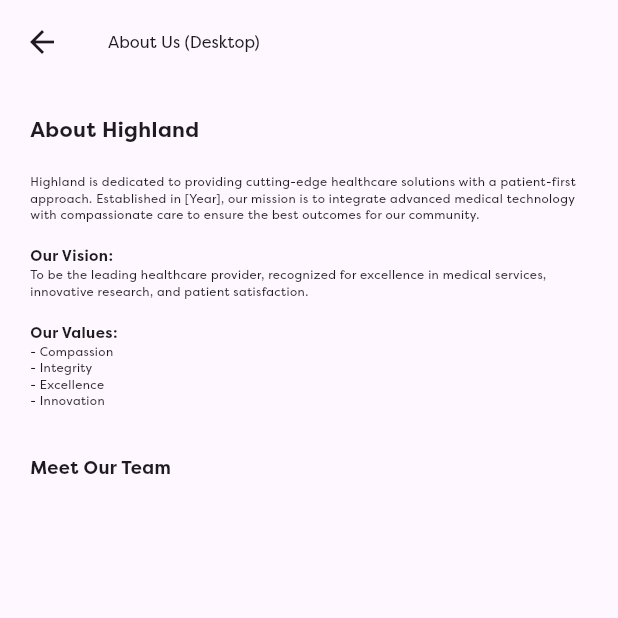
After one commit to AvanzoCyberSecuritySolutions/Highland-website, a Flutter app: the DesktopLayoutAboutUs screen opened directly, on a phone screen of 412 x 824 dp, the top half of it. The commit adds this screen. Run offline on Flutter 3.47's test engine with Material 3 defaults, Android fonts, the phone set to English and light mode, and no system bars; our stand-ins replace file_picker, flutter_map, flutter_svg, geolocator, latlong2, permission_handler; missing offline and left inert: dart:html, mailer; project files that could hold a hidden picture were left out.

Commit message:
seo_update

```diff
--- a/lib/main.dart
+++ b/lib/main.dart
@@ -1,14 +1,116 @@
+// import 'dart:math';
+// import 'package:flutter/material.dart';
+
+// import 'package:flutter_highland/booking_patient_controller.dart';
+// import 'package:flutter_highland/feedback_controller.dart';
+
+// import 'package:flutter_highland/highland_home.dart';
+// import 'package:flutter_highland/newbooking_appoint_controller.dart';
+
+// import 'package:flutter_highland/responsive.dart';
+
+// import 'package:provider/provider.dart';
+
+// // ScaleSize class to adjust text scaling
+// class ScaleSize {
+//   static double textScaleFactor(BuildContext context,
+//       {double maxTextScaleFactor = 1}) {
+//     final width = MediaQuery.of(context).size.width;
+//     double val = (width / 1400) * maxTextScaleFactor;
+//     return max(0.5, min(val, maxTextScaleFactor));
+//   }
+// }
+
+// void main() {
+//   runApp(
+//     MultiProvider(
+//       providers: [
+//         ChangeNotifierProvider(create: (_) => FeedbackController()),
+//         ChangeNotifierProvider(create: (_) => Newbookingappointcontroller()),
+//         Provider<BookingPatientController>(
+//           create: (_) => BookingPatientController(),
+//         ),
+//       ],
+//       child: const MainScreen(),
+//     ),
+//   );
+// }
+
+// // ✅ MainScreen widget with Global Responsiveness
+// class MainScreen extends StatelessWidget {
+//   const MainScreen({super.key});
+
+//   @override
+//   Widget build(BuildContext context) {
+//     final textScaleFactor = ScaleSize.textScaleFactor(context);
+
+//     return MaterialApp(
+//       title: 'Highland',
+//       builder: (context, child) {
+//         return MediaQuery(
+//           data: MediaQuery.of(context).copyWith(
+//             textScaleFactor: textScaleFactor,
+//           ),
+//           child: child!,
+//         );
+//       },
+//       theme: ThemeData(
+//         fontFamily: 'Filson Pro',
+//       ),
+//       debugShowCheckedModeBanner: false,
+
+//       // ✅ Use Responsive Wrapper for All Pages
+//       home: Responsive(
+//         mobile: MobileLayout(),
+//         tablet: TabletLayout(),
+//         desktop: DesktopLayout(),
+//       ),
+//     );
+//   }
+// }
+
+// // ✅ Different Layouts (Applies Responsiveness to All Pages)
+// class MobileLayout extends StatelessWidget {
+//   @override
+//   Widget build(BuildContext context) {
+//     return Scaffold(
+//       // appBar: AppBar(title: Text("Highland (Mobile)")),
+//       body: Highlandhome(),
+//     );
+//   }
+// }
+
+// class TabletLayout extends StatelessWidget {
+//   @override
+//   Widget build(BuildContext context) {
+//     return Scaffold(
+//       // appBar: AppBar(title: Text("Highland (Tablet)")),
+//       body: Highlandhome(),
+//     );
+//   }
+// }
+
+// class DesktopLayout extends StatelessWidget {
+//   @override
+//   Widget build(BuildContext context) {
+//     return Scaffold(
+//       //  appBar: AppBar(title: Text("Highland (Desktop)")),
+//       body: Highlandhome(),
+//     );
+//   }
+// }
+// lib/main.dart
 import 'dart:math';
 import 'package:flutter/material.dart';
+import 'package:flutter_highland/seo_web/about_us_page_wrapper.dart';
+import 'package:flutter_highland/seo_web/seo_helper.dart';
+import 'package:flutter_web_plugins/url_strategy.dart';
 
 import 'package:flutter_highland/booking_patient_controller.dart';
 import 'package:flutter_highland/feedback_controller.dart';
-
 import 'package:flutter_highland/highland_home.dart';
 import 'package:flutter_highland/newbooking_appoint_controller.dart';
-
 import 'package:flutter_highland/responsive.dart';
-
 import 'package:provider/provider.dart';
 
 // ScaleSize class to adjust text scaling
@@ -22,6 +124,7 @@ class ScaleSize {
 }
 
 void main() {
+  usePathUrlStrategy(); // For SEO-friendly URLs
   runApp(
     MultiProvider(
       providers: [
@@ -36,7 +139,6 @@ void main() {
   );
 }
 
-// ✅ MainScreen widget with Global Responsiveness
 class MainScreen extends StatelessWidget {
   const MainScreen({super.key});
 
@@ -45,7 +147,7 @@ class MainScreen extends StatelessWidget {
     final textScaleFactor = ScaleSize.textScaleFactor(context);
 
     return MaterialApp(
-      title: 'Highland',
+      title: 'Highland', // General app title
       builder: (context, child) {
         return MediaQuery(
           data: MediaQuery.of(context).copyWith(
@@ -59,42 +161,63 @@ class MainScreen extends StatelessWidget {
       ),
       debugShowCheckedModeBanner: false,
 
-      // ✅ Use Responsive Wrapper for All Pages
-      home: Responsive(
-        mobile: MobileLayout(),
-        tablet: TabletLayout(),
-        desktop: DesktopLayout(),
-      ),
+      initialRoute: '/',
+      routes: {
+        '/': (context) => const HighlandHomePageWrapper(),
+        '/about': (context) =>
+            const AboutUsPageWrapper(), // <<< NEW: Your About Us route
+        // Add other routes here as you create more pages
+      },
     );
   }
 }
 
-// ✅ Different Layouts (Applies Responsiveness to All Pages)
-class MobileLayout extends StatelessWidget {
+class HighlandHomePageWrapper extends StatelessWidget {
+  const HighlandHomePageWrapper({super.key});
+
+  @override
+  Widget build(BuildContext context) {
+    updateSeoMeta(
+      title: 'Highland - Your Premier Healthcare Partner',
+      description:
+          'Discover comprehensive healthcare services, book appointments, and get feedback at Highland. Providing top-tier patient care and medical solutions.',
+      image: 'https://highland.com/assets/highland_logo_social.png',
+      url: 'https://highland.com/',
+    );
+
+    return Responsive(
+      mobile: MobileLayoutHighlandHome(),
+      tablet: TabletLayoutHighlandHome(),
+      desktop: DesktopLayoutHighlandHome(),
+    );
+  }
+}
+
+class MobileLayoutHighlandHome extends StatelessWidget {
   @override
   Widget build(BuildContext context) {
     return Scaffold(
-      // appBar: AppBar(title: Text("Highland (Mobile)")),
+      // appBar: AppBar(title: Text("Highland (Mobile)")), // Uncomment if you want an AppBar here
       body: Highlandhome(),
     );
   }
 }
 
-class TabletLayout extends StatelessWidget {
+class TabletLayoutHighlandHome extends StatelessWidget {
   @override
   Widget build(BuildContext context) {
     return Scaffold(
-      // appBar: AppBar(title: Text("Highland (Tablet)")),
+      // appBar: AppBar(title: Text("Highland (Tablet)")), // Uncomment if you want an AppBar here
       body: Highlandhome(),
     );
   }
 }
 
-class DesktopLayout extends StatelessWidget {
+class DesktopLayoutHighlandHome extends StatelessWidget {
   @override
   Widget build(BuildContext context) {
     return Scaffold(
-      //  appBar: AppBar(title: Text("Highland (Desktop)")),
+      // appBar: AppBar(title: Text("Highland (Desktop)")), // Uncomment if you want an AppBar here
       body: Highlandhome(),
     );
   }
--- /dev/null
+++ b/lib/seo_web/about_us_content.dart
@@ -0,0 +1,57 @@
+import 'package:flutter/material.dart';
+
+class AboutUsContent extends StatelessWidget {
+  const AboutUsContent({super.key});
+
+  @override
+  Widget build(BuildContext context) {
+    return SingleChildScrollView(
+      padding: const EdgeInsets.all(20.0),
+      child: Column(
+        crossAxisAlignment: CrossAxisAlignment.start,
+        children: const [
+          Text(
+            'About Highland',
+            style: TextStyle(fontSize: 28, fontWeight: FontWeight.bold),
+          ),
+          SizedBox(height: 20),
+          Text(
+            'Highland is dedicated to providing cutting-edge healthcare solutions '
+            'with a patient-first approach. Established in [Year], our mission '
+            'is to integrate advanced medical technology with compassionate care '
+            'to ensure the best outcomes for our community.',
+            style: TextStyle(fontSize: 16),
+          ),
+          SizedBox(height: 15),
+          Text(
+            'Our Vision:',
+            style: TextStyle(fontSize: 20, fontWeight: FontWeight.bold),
+          ),
+          Text(
+            'To be the leading healthcare provider, recognized for excellence '
+            'in medical services, innovative research, and patient satisfaction.',
+            style: TextStyle(fontSize: 16),
+          ),
+          SizedBox(height: 15),
+          Text(
+            'Our Values:',
+            style: TextStyle(fontSize: 20, fontWeight: FontWeight.bold),
+          ),
+          Text(
+            '- Compassion\n'
+            '- Integrity\n'
+            '- Excellence\n'
+            '- Innovation',
+            style: TextStyle(fontSize: 16),
+          ),
+          SizedBox(height: 30),
+          Text(
+            'Meet Our Team',
+            style: TextStyle(fontSize: 24, fontWeight: FontWeight.bold),
+          ),
+          // ... your team members or other content
+        ],
+      ),
+    );
+  }
+}
--- /dev/null
+++ b/lib/seo_web/about_us_page_wrapper.dart
@@ -0,0 +1,55 @@
+import 'package:flutter/material.dart';
+import 'package:flutter_highland/responsive.dart';
+import 'package:flutter_highland/seo_web/about_us_content.dart';
+import 'package:flutter_highland/seo_web/seo_helper.dart';
+
+class AboutUsPageWrapper extends StatelessWidget {
+  const AboutUsPageWrapper({super.key});
+
+  @override
+  Widget build(BuildContext context) {
+    updateSeoMeta(
+      title: 'About Us - Highland Healthcare',
+      description:
+          'Learn more about Highland Healthcare, our mission, vision, and commitment to patient-first medical services. Discover our story and values.',
+      image: 'https://highland.com/assets/about_us_banner.png',
+      url: 'https://highland.com/about',
+    );
+
+    return Responsive(
+      mobile: MobileLayoutAboutUs(),
+      tablet: TabletLayoutAboutUs(),
+      desktop: DesktopLayoutAboutUs(),
+    );
+  }
+}
+
+class MobileLayoutAboutUs extends StatelessWidget {
+  @override
+  Widget build(BuildContext context) {
+    return Scaffold(
+      appBar: AppBar(title: const Text("About Us (Mobile)")), // Example AppBar
+      body: const AboutUsContent(),
+    );
+  }
+}
+
+class TabletLayoutAboutUs extends StatelessWidget {
+  @override
+  Widget build(BuildContext context) {
+    return Scaffold(
+      appBar: AppBar(title: const Text("About Us (Tablet)")), // Example AppBar
+      body: const AboutUsContent(),
+    );
+  }
+}
+
+class DesktopLayoutAboutUs extends StatelessWidget {
+  @override
+  Widget build(BuildContext context) {
+    return Scaffold(
+      appBar: AppBar(title: const Text("About Us (Desktop)")), // Example AppBar
+      body: const AboutUsContent(),
+    );
+  }
+}
```
Also changed, not shown: lib/seo_web/seo_helper.dart (added, +49 -0 lines), 1 other file.
